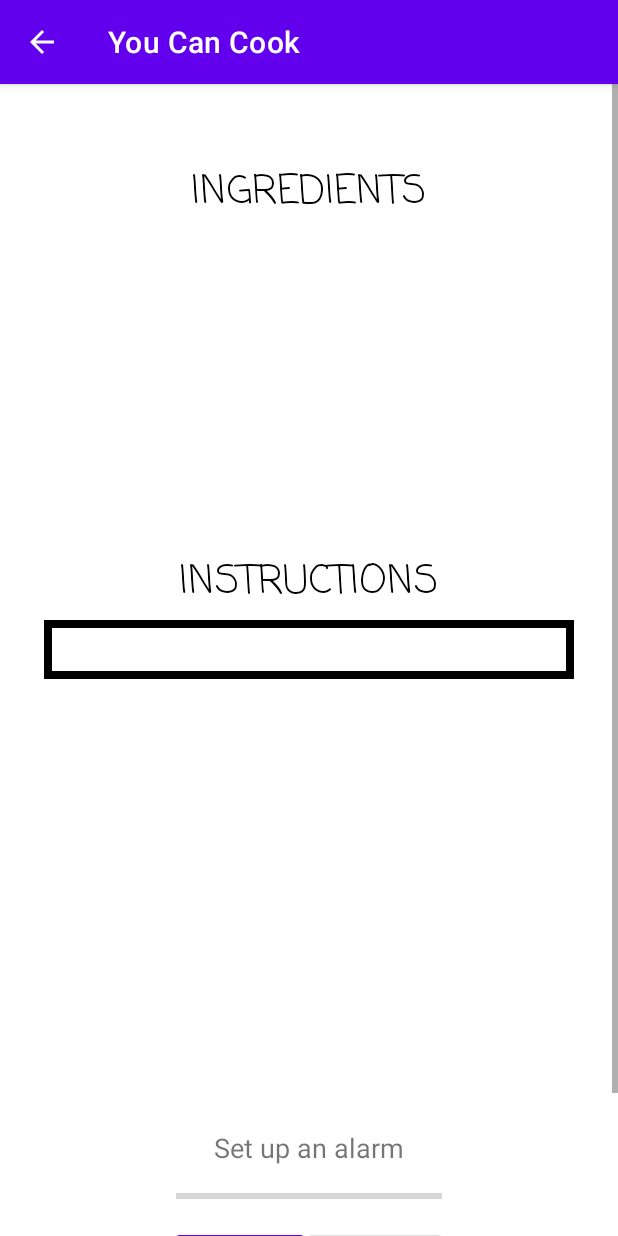
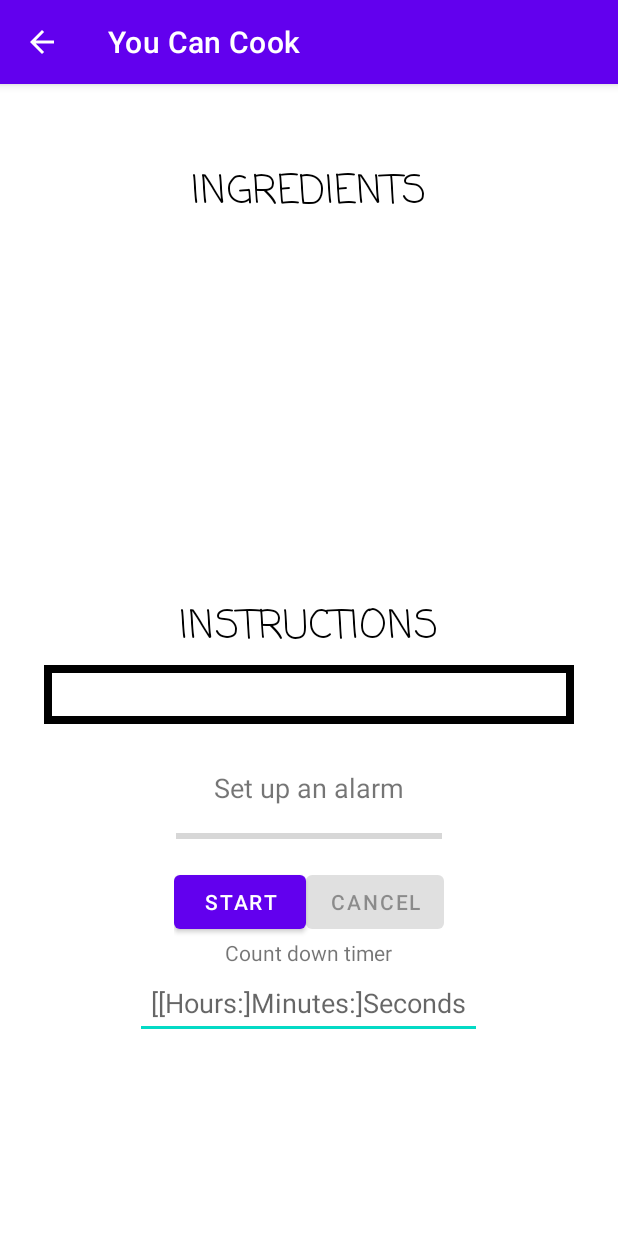
Before and after one commit to GodlewsO/comp4200-project, an Android app: the ViewRecipeActivity screen opened directly, with no data from a screen before it, on a phone screen of 412 x 824 dp. Run offline under Robolectric (Android 15) with nearby library versions, the phone set to English and light mode, and no system bars; 2 statements that could not run were skipped.

Commit message:
updated padding for recipe view layout

```diff
--- a/app/src/main/java/com/example/recipieapp/DatabaseHelper.java
+++ b/app/src/main/java/com/example/recipieapp/DatabaseHelper.java
@@ -57,8 +57,4 @@ public class DatabaseHelper extends SQLiteOpenHelper {
         String query = String.format("SELECT * FROM %s", TABLE_NAME);
         return sqLiteDatabase.rawQuery(query, null);
     }
-
-
-
-
 }
--- a/app/src/main/java/com/example/recipieapp/MainActivity.java
+++ b/app/src/main/java/com/example/recipieapp/MainActivity.java
@@ -11,6 +11,7 @@ import com.google.android.material.floatingactionbutton.FloatingActionButton;
 import java.util.ArrayList;
 
 
+@SuppressWarnings("ALL")
 public class MainActivity extends AppCompatActivity {
     private final int ADD_REQUEST = 1;
 
@@ -72,4 +73,9 @@ public class MainActivity extends AppCompatActivity {
             recipeIngredients.add(cursor.getString(4));
         }
     }
+
+    // TODO
+    private void getRecipeSearch(String name) {
+
+    }
 }
--- a/app/src/main/java/com/example/recipieapp/RecipeAdapter.java
+++ b/app/src/main/java/com/example/recipieapp/RecipeAdapter.java
@@ -7,6 +7,7 @@ import android.view.View;
 import android.view.ViewGroup;
 import android.view.animation.Animation;
 import android.view.animation.AnimationUtils;
+import android.widget.ImageView;
 import android.widget.LinearLayout;
 import android.widget.TextView;
 import android.widget.Toast;
@@ -14,6 +15,7 @@ import android.widget.Toast;
 import androidx.annotation.NonNull;
 import androidx.recyclerview.widget.RecyclerView;
 
+import java.lang.reflect.Array;
 import java.util.ArrayList;
 
 public class RecipeAdapter extends RecyclerView.Adapter<RecipeAdapter.ViewHolder> {
@@ -23,6 +25,7 @@ public class RecipeAdapter extends RecyclerView.Adapter<RecipeAdapter.ViewHolder
     private final ArrayList<String> recipeIDs, recipeNames, recipeDescriptions, recipeInstrcutions;
     private final ArrayList<String> recipeIngredients;
     private Animation animTranslate;
+
 
     RecipeAdapter(Context context, ArrayList<String> recipeIDs, ArrayList<String> recipeNames,
                   ArrayList<String> recipeDescriptions, ArrayList<String> recipeInstructions,
@@ -37,6 +40,7 @@ public class RecipeAdapter extends RecyclerView.Adapter<RecipeAdapter.ViewHolder
         this.recipeDescriptions = recipeDescriptions;
         this.recipeInstrcutions = recipeInstructions;
         this.recipeIngredients = recipeIngredients;
+
     }
 
     @NonNull
@@ -117,6 +121,5 @@ public class RecipeAdapter extends RecyclerView.Adapter<RecipeAdapter.ViewHolder
             animTranslate = AnimationUtils.loadAnimation(context, R.anim.anim_translate);
             recyclerLayout.setAnimation(animTranslate);
         }
-
     }
 }
--- a/app/src/main/res/layout/activity_main.xml
+++ b/app/src/main/res/layout/activity_main.xml
@@ -13,8 +13,10 @@
         android:layout_height="0dp"
         app:layout_constraintBottom_toBottomOf="parent"
         app:layout_constraintEnd_toEndOf="parent"
+        app:layout_constraintHorizontal_bias="0.0"
         app:layout_constraintStart_toStartOf="parent"
-        app:layout_constraintTop_toTopOf="parent" />
+        app:layout_constraintTop_toTopOf="parent"
+        app:layout_constraintVertical_bias="1.0" />
 
     <com.google.android.material.floatingactionbutton.FloatingActionButton
         android:id="@+id/btnAddRecipe"
--- a/app/src/main/res/layout/activity_view_recipe.xml
+++ b/app/src/main/res/layout/activity_view_recipe.xml
@@ -37,7 +37,8 @@
             android:id="@+id/listViewIngredients"
             android:layout_width="350dp"
             android:layout_height="200dp"
-            android:layout_gravity="center" />
+            android:layout_gravity="center"
+            android:layout_marginBottom="30dp" />
 
         <TextView
             android:id="@+id/textView4"
@@ -66,7 +67,7 @@
             android:layout_width="wrap_content"
             android:layout_height="wrap_content"
             android:layout_gravity="center"
-            android:layout_marginTop="300dp"
+            android:layout_marginTop="30dp"
             android:text="Set up an alarm"
             android:textSize="18sp" />
 
```
